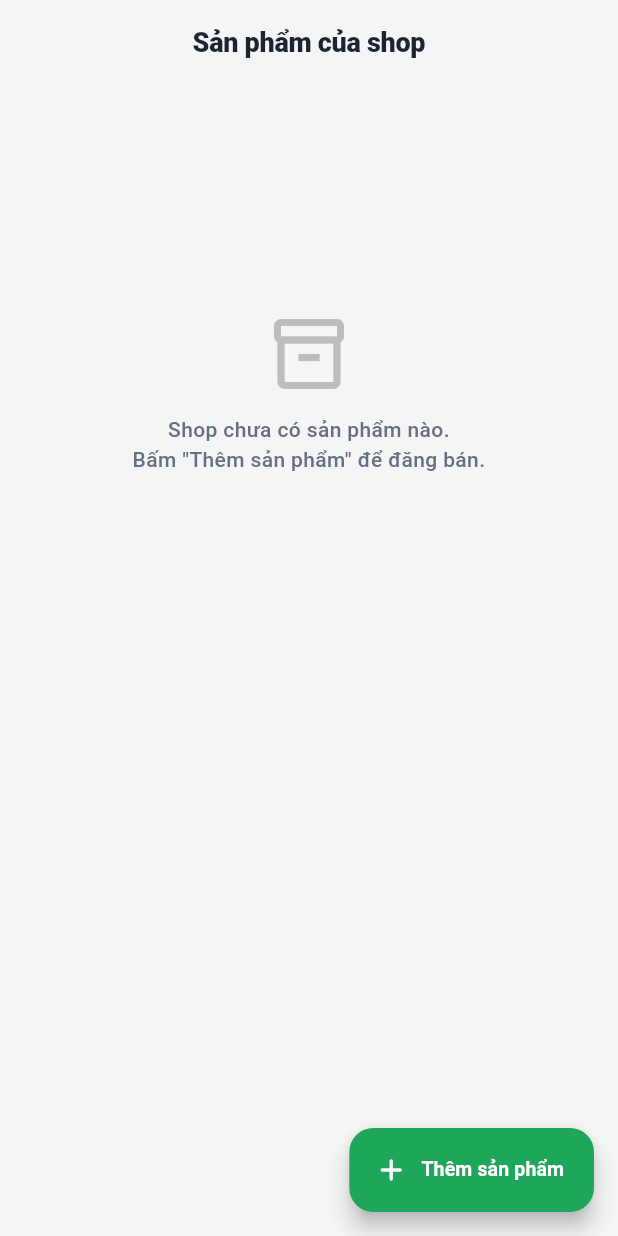
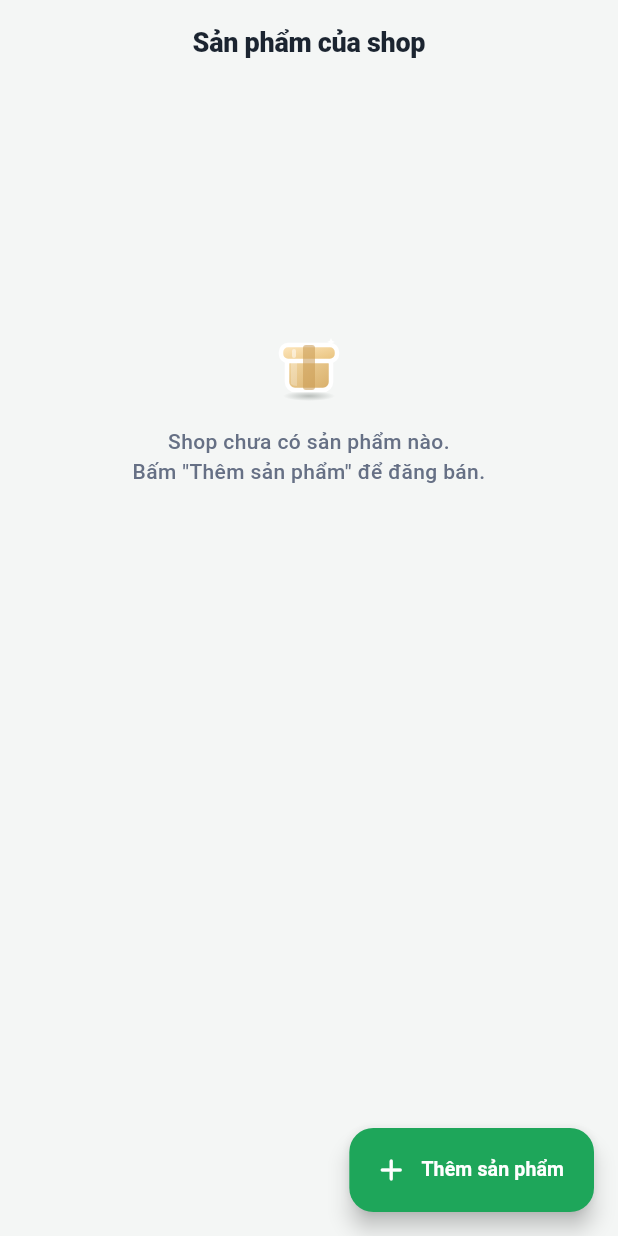
Before and after one commit to kiennhe06/vimart, a Flutter app: the SellerProductsScreen screen opened by its route, on a phone screen of 412 x 824 dp. Run offline on Flutter 3.47's test engine with Material 3 defaults, Android fonts, the phone set to English and light mode, and no system bars; our stand-ins replace dio, flutter_riverpod, flutter_svg, go_router, image_picker, shared_preferences; accounts and stored records are empty; network calls fail.

Commit message:
feat(ui): sticker icons for empty & error states
EmptyView/ErrorView now render 3D sticker illustrations (box, cart,
heart, bell, offline) instead of flat grey Material glyphs. Replace the
EmptyView `icon` (IconData) param with a `sticker` name; update all call
sites, picking a fitting sticker per screen (cart/favorites/notifications).

Co-Authored-By: Claude Opus 4.8 <noreply@anthropic.com>

```diff
--- a/lib/features/address/addresses_screen.dart
+++ b/lib/features/address/addresses_screen.dart
@@ -36,7 +36,7 @@ class AddressesScreen extends ConsumerWidget {
         onRetry: () => ref.invalidate(addressesProvider),
         data: (addresses) {
           if (addresses.isEmpty) {
-            return EmptyView(message: s.noAddresses, icon: Icons.location_off_outlined);
+            return EmptyView(message: s.noAddresses);
           }
           return ListView.builder(
             padding: const EdgeInsets.fromLTRB(16, 12, 16, 90),
--- a/lib/features/cart/cart_screen.dart
+++ b/lib/features/cart/cart_screen.dart
@@ -45,7 +45,7 @@ class CartScreen extends ConsumerWidget {
 
   Widget _buildCart(BuildContext context, Cart cart, AppStrings s) {
     if (cart.isEmpty) {
-      return EmptyView(message: s.emptyCart, icon: Icons.shopping_cart_outlined);
+      return EmptyView(message: s.emptyCart, sticker: 'cart');
     }
     final shippingTotal = cart.shops.length * 30000;
     final total = cart.subtotal + shippingTotal;
--- a/lib/features/catalog/shop_screen.dart
+++ b/lib/features/catalog/shop_screen.dart
@@ -31,7 +31,7 @@ class ShopScreen extends ConsumerWidget {
         onRetry: () => ref.invalidate(shopProductsProvider(shopId)),
         data: (products) {
           if (products.isEmpty) {
-            return EmptyView(message: s.shopNoProducts, icon: Icons.storefront_outlined);
+            return EmptyView(message: s.shopNoProducts);
           }
           return Column(
             children: [
--- a/lib/features/chat/conversations_screen.dart
+++ b/lib/features/chat/conversations_screen.dart
@@ -29,7 +29,7 @@ class ConversationsScreen extends ConsumerWidget {
         onRetry: () => ref.invalidate(conversationsProvider),
         data: (items) {
           if (items.isEmpty) {
-            return EmptyView(message: s.noConversations, icon: Icons.chat_bubble_outline_rounded);
+            return EmptyView(message: s.noConversations);
           }
           return RefreshIndicator(
             onRefresh: () async {
--- a/lib/features/favorite/favorites_screen.dart
+++ b/lib/features/favorite/favorites_screen.dart
@@ -25,7 +25,7 @@ class FavoritesScreen extends ConsumerWidget {
         onRetry: () => ref.invalidate(favoritesProvider),
         data: (products) {
           if (products.isEmpty) {
-            return EmptyView(message: s.noFavorites, icon: Icons.favorite_border);
+            return EmptyView(message: s.noFavorites, sticker: 'heart');
           }
           return GridView.builder(
             padding: const EdgeInsets.all(16),
--- a/lib/features/home/home_screen.dart
+++ b/lib/features/home/home_screen.dart
@@ -354,7 +354,7 @@ class _HomeScreenState extends ConsumerState<HomeScreen> {
         if (products.isEmpty) {
           return Padding(
             padding: const EdgeInsets.symmetric(vertical: 24),
-            child: EmptyView(message: s.noProducts, icon: Icons.search_off_rounded),
+            child: EmptyView(message: s.noProducts),
           );
         }
         return GridView.builder(
--- a/lib/features/notification/notifications_screen.dart
+++ b/lib/features/notification/notifications_screen.dart
@@ -39,7 +39,7 @@ class NotificationsScreen extends ConsumerWidget {
         onRetry: () => ref.invalidate(notificationsProvider),
         data: (items) {
           if (items.isEmpty) {
-            return EmptyView(message: s.noNotifications, icon: Icons.notifications_none_rounded);
+            return EmptyView(message: s.noNotifications, sticker: 'bell');
           }
           return RefreshIndicator(
             onRefresh: () async {
--- a/lib/features/seller/seller_orders_screen.dart
+++ b/lib/features/seller/seller_orders_screen.dart
@@ -51,7 +51,7 @@ class _ShopOrderList extends ConsumerWidget {
           if (orders.isEmpty) {
             return ListView(children: [
               const SizedBox(height: 120),
-              EmptyView(message: s.noOrdersShort, icon: Icons.receipt_long_outlined),
+              EmptyView(message: s.noOrdersShort),
             ]);
           }
           return ListView.builder(
--- a/lib/features/seller/seller_products_screen.dart
+++ b/lib/features/seller/seller_products_screen.dart
@@ -45,7 +45,7 @@ class SellerProductsScreen extends ConsumerWidget {
             if (products.isEmpty) {
               return ListView(children: [
                 const SizedBox(height: 120),
-                EmptyView(message: s.sellerNoProducts, icon: Icons.inventory_2_outlined),
+                EmptyView(message: s.sellerNoProducts),
               ]);
             }
             return ListView.builder(
--- a/lib/widgets/async_view.dart
+++ b/lib/widgets/async_view.dart
@@ -4,6 +4,7 @@ import 'package:flutter_riverpod/flutter_riverpod.dart';
 import '../app/design.dart';
 import '../app/motion.dart';
 import '../core/i18n/app_strings.dart';
+import 'sticker_icon.dart';
 
 /// Các widget dùng chung để hiển thị 4 trạng thái: loading / error / empty / data.
 /// Giúp mọi màn hình xử lý bất đồng bộ nhất quán, không lặp code.
@@ -55,7 +56,7 @@ class ErrorView extends ConsumerWidget {
           child: Column(
             mainAxisSize: MainAxisSize.min,
             children: [
-              const Icon(Icons.wifi_off_rounded, size: 48, color: Colors.grey),
+              const StickerIcon('offline', size: 60),
               const SizedBox(height: 12),
               Text(message, textAlign: TextAlign.center),
               if (onRetry != null) ...[
@@ -76,9 +77,11 @@ class ErrorView extends ConsumerWidget {
 
 /// Không có dữ liệu.
 class EmptyView extends StatelessWidget {
-  const EmptyView({super.key, required this.message, this.icon = Icons.inbox_outlined});
+  const EmptyView({super.key, required this.message, this.sticker = 'box'});
   final String message;
-  final IconData icon;
+
+  /// Tên sticker 3D (trong assets/icons/ui) cho trạng thái rỗng. Mặc định "box".
+  final String sticker;
 
   @override
   Widget build(BuildContext context) {
@@ -89,7 +92,7 @@ class EmptyView extends StatelessWidget {
           child: Column(
             mainAxisSize: MainAxisSize.min,
             children: [
-              Icon(icon, size: 56, color: Colors.grey.shade400),
+              StickerIcon(sticker, size: 64),
               const SizedBox(height: 12),
               Text(message, textAlign: TextAlign.center, style: TextStyle(color: context.c.textSecondary)),
             ],
```
Also changed, not shown: assets/icons/ui/box.svg (added), assets/icons/ui/cart.svg (added), assets/icons/ui/offline.svg (added).
